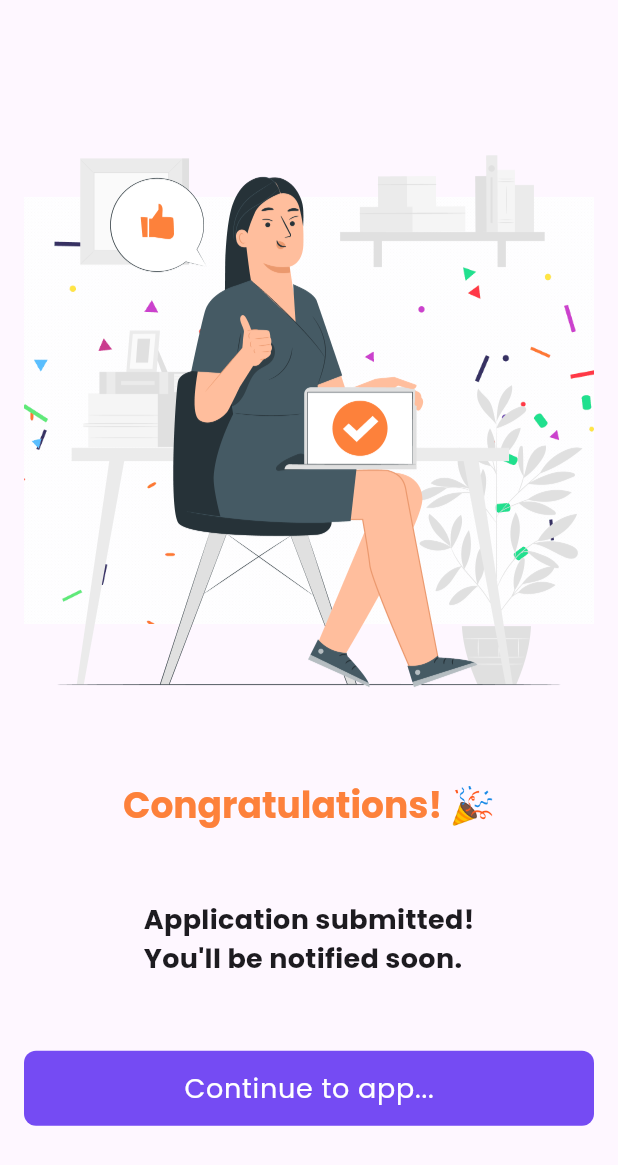
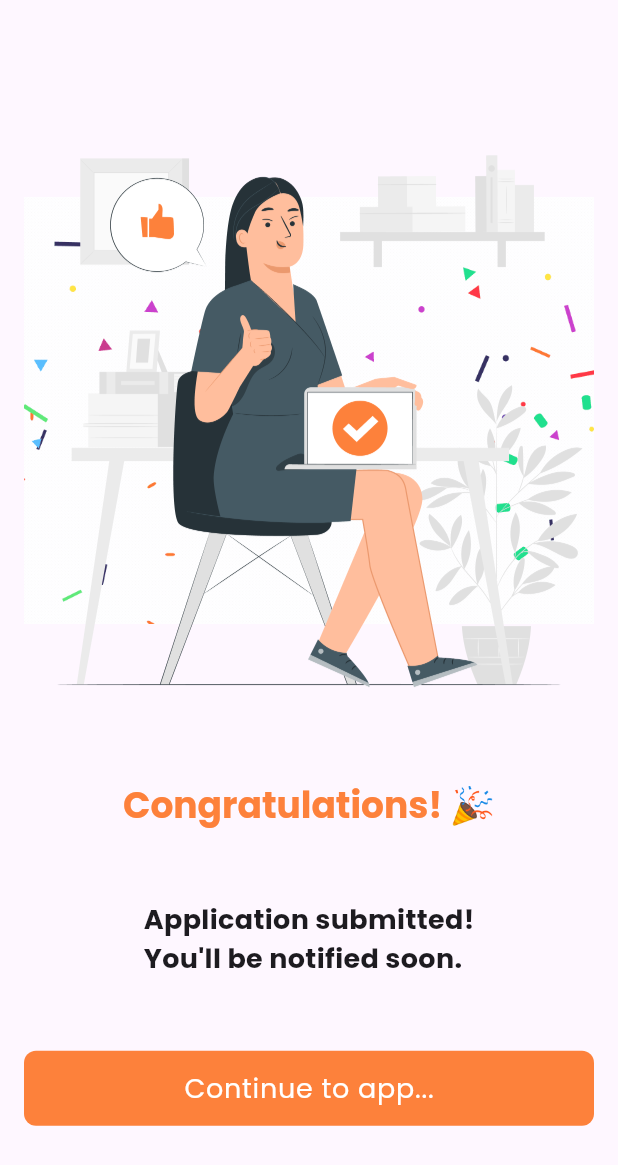
Before and after one commit to itsakhlaqahmed/ubts_fyp, a Flutter app: the SuccessPage screen opened directly, on a phone screen of 412 x 824 dp. Shown: the top 1165 px of the screen. Run offline on Flutter 3.47's test engine with Material 3 defaults, Android fonts, the phone set to English and light mode, and no system bars; our stand-ins replace cloud_firestore, email_validator, firebase_auth, firebase_core, flutter_animate, google_fonts and 1 more; accounts and stored records are empty.

Commit message:
minor ui update

```diff
--- a/lib/pages/success.dart
+++ b/lib/pages/success.dart
@@ -40,7 +40,7 @@ class SuccessPage extends StatelessWidget {
                 style: Theme.of(context).textTheme.titleLarge!.copyWith(
                       fontSize: 24,
                       fontWeight: FontWeight.bold,
-                      color: Color.fromARGB(255, 253, 129, 59),
+                      color: const Color.fromARGB(255, 253, 129, 59),
                     ),
               ),
               const SizedBox(
--- a/lib/widgets/login_form.dart
+++ b/lib/widgets/login_form.dart
@@ -41,7 +41,8 @@ class _LoginFormState extends State<LoginForm> {
       setState(() {
         _isLoading = true;
       });
-      User? user = await AuthService().signInWithEmailAndPassword(
+      User? user =
+      await AuthService().signInWithEmailAndPassword(
         email: _userName,
         password: _password,
       );
--- a/lib/widgets/wide_button.dart
+++ b/lib/widgets/wide_button.dart
@@ -23,7 +23,7 @@ class WideButton extends StatelessWidget {
         height: 50,
         decoration: BoxDecoration(
           borderRadius: BorderRadius.circular(8),
-          color: const Color.fromARGB(255, 117, 75, 243),
+          color: const Color.fromARGB(255, 253, 129, 59),
         ),
         child: Center(
           child: isLoading ?? false
```
Also changed, not shown: lib/pages/home.dart (+34 -3 lines).
